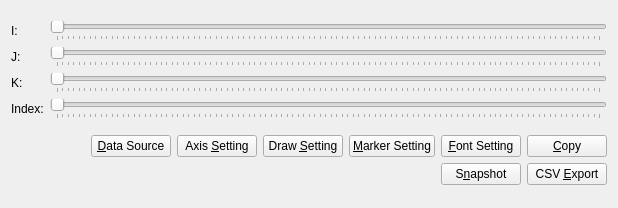
Above: libs/post/graph2dhybrid/graph2dhybridwindowcontrolwidget.ui from i-RIC/prepost-gui before the change. Below: the same form after it.
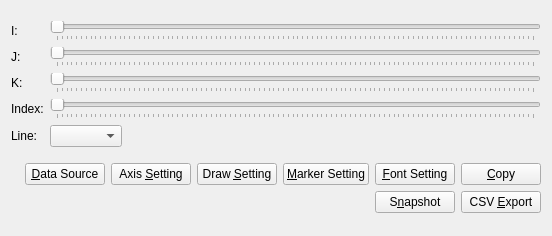
That is the form after the change. Custom widgets are drawn as their Qt base class.

Commit message: Add function to export snapshots of cross section chart for poly lines #1169

```diff
--- a/libs/post/graph2dhybrid/graph2dhybridwindowcontrolwidget.ui
+++ b/libs/post/graph2dhybrid/graph2dhybridwindowcontrolwidget.ui
@@ -6,8 +6,8 @@
    <rect>
     <x>0</x>
     <y>0</y>
-    <width>618</width>
-    <height>208</height>
+    <width>552</width>
+    <height>236</height>
    </rect>
   </property>
   <property name="sizePolicy">
@@ -90,6 +90,33 @@
        </property>
       </widget>
      </item>
+     <item row="4" column="0">
+      <widget class="QLabel" name="lineLabel">
+       <property name="text">
+        <string>Line:</string>
+       </property>
+      </widget>
+     </item>
+     <item row="4" column="1">
+      <layout class="QHBoxLayout" name="horizontalLayout_2">
+       <item>
+        <widget class="QComboBox" name="lineComboBox"/>
+       </item>
+       <item>
+        <spacer name="horizontalSpacer_2">
+         <property name="orientation">
+          <enum>Qt::Horizontal</enum>
+         </property>
+         <property name="sizeHint" stdset="0">
+          <size>
+           <width>40</width>
+           <height>0</height>
+          </size>
+         </property>
+        </spacer>
+       </item>
+      </layout>
+     </item>
     </layout>
    </item>
    <item>
```
Left out of the diff: 46 changed lines with no effect on the pictures. The commit also changes 8 other files.
